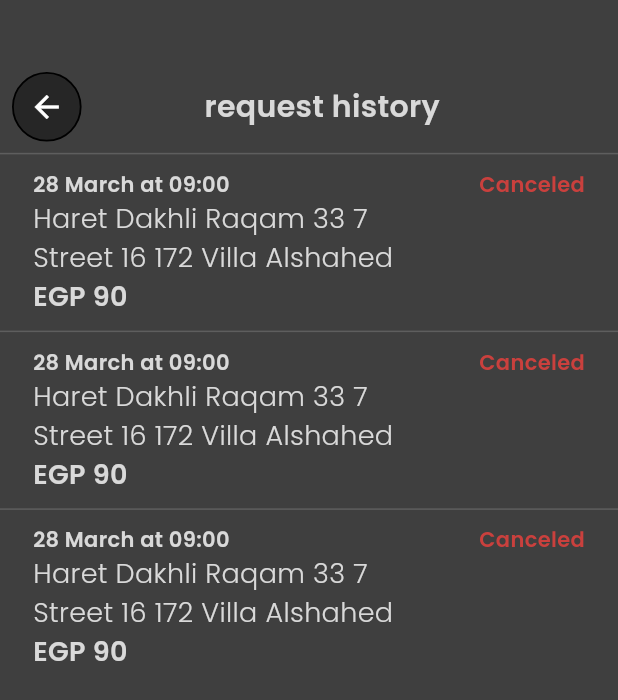
After one commit to AhmedSarg/speedy_go, a Flutter app: the ProfileScreenBody screen opened directly, after a tap on "request history", on a phone screen of 412 x 824 dp. The commit adds this screen. Shown: the top 700 px of the screen. Run offline on Flutter 3.47's test engine with Material 3 defaults, Android fonts, the phone set to English and light mode, and no system bars; our stand-ins replace animated_notch_bottom_bar, cloud_firestore, curved_navigation_bar, dartz, dio, easy_localization and 16 more; accounts and stored records are empty; statements that could not run were skipped; project files that could hold a hidden picture were left out.

Commit message:
finshing request his screen

```diff
--- a/lib/app/app.dart
+++ b/lib/app/app.dart
@@ -12,7 +12,7 @@ class MyApp extends StatelessWidget {
       supportedLocales: context.supportedLocales,
       locale: context.locale,
       debugShowCheckedModeBanner: false,
-      initialRoute: Routes.driverTripRoute,
+      initialRoute: Routes.mainLayoutRoute,
       theme: getApplicationTheme(),
       onGenerateRoute: RouteGenerator.getRoute,
     );
--- /dev/null
+++ b/lib/presentation/main_layout/view/pages/profile_page/pages/request_history/view/request_history_screen.dart
@@ -0,0 +1,11 @@
+import 'package:flutter/material.dart';
+import 'package:speedy_go/presentation/main_layout/view/pages/profile_page/pages/request_history/view/widgets/request_history_body_screen.dart';
+
+class RequestHistoryScreen extends StatelessWidget {
+  const RequestHistoryScreen({super.key});
+
+  @override
+  Widget build(BuildContext context) {
+    return const RequestHistoryBodyScreen();
+  }
+}
--- /dev/null
+++ b/lib/presentation/main_layout/view/pages/profile_page/pages/request_history/view/widgets/request_history_body_screen.dart
@@ -0,0 +1,99 @@
+import 'package:flutter/material.dart';
+import 'package:speedy_go/presentation/resources/font_manager.dart';
+
+import '../../../../../../../../resources/color_manager.dart';
+import '../../../../../../../../resources/text_styles.dart';
+import '../../../../../../../../resources/values_manager.dart';
+
+class RequestHistoryBodyScreen extends StatelessWidget {
+  const RequestHistoryBodyScreen({super.key});
+
+  @override
+  Widget build(BuildContext context) {
+    return Scaffold(
+      backgroundColor: ColorManager.darkGrey,
+
+      body:        Column(
+        children: [
+          const SizedBox(height: AppSize.s40,),
+          Row(
+            children: [
+              IconButton(
+                  onPressed: () {
+                    Navigator.pop(context);
+                  },
+                  icon: Container(
+                      padding: const EdgeInsets.all(AppPadding.p10),
+                      decoration: BoxDecoration(
+                          border: Border.all(
+                              color: ColorManager.black,
+                              width: AppSize.s1_2),
+                          shape: BoxShape.circle,
+                          color: ColorManager.black.withOpacity(.4)),
+                      child: const Icon(
+                        Icons.arrow_back,
+                        color: ColorManager.white,
+                      ))),
+              const Spacer(),
+
+              Text(
+                'request history ',
+                style: AppTextStyles.profileGeneralTextStyle(
+                    context, FontSize.f20, ColorManager.offwhite),
+              ) ,
+              const Spacer(),
+              const SizedBox(width: AppSize.s40,)
+            ],
+          ),
+           Divider(
+            color: ColorManager.offwhite_2,
+            height: AppSize.s0_5,
+          ),
+          Expanded(
+            child: ListView.separated(
+              itemBuilder: (context, index) {
+                return Container(
+                    padding: const EdgeInsets.symmetric(horizontal: AppPadding.p22),
+                    margin: const EdgeInsets.symmetric(vertical: AppMargin.m10),
+
+                  width: double.infinity,
+                  child: Column(
+                    children: [
+                      Row(
+                        mainAxisAlignment: MainAxisAlignment.spaceBetween,
+                        children: [
+                        Text('28 March at 09:00',style: AppTextStyles.profileGeneralTextStyle(context, FontSize.f14, ColorManager.offwhite)),
+                        Text('Canceled',style: AppTextStyles.profileGeneralTextStyle(context, FontSize.f14, ColorManager.red)),
+
+                      ],),
+                      Row(children: [
+                        Text('Haret Dakhli Raqam 33 7',style: AppTextStyles.requestTextStyle(context, )),
+
+                      ],),
+                      Row(children: [
+                        Text('Street 16 172 Villa Alshahed',style: AppTextStyles.requestTextStyle(context, )),
+
+                      ],),
+                      Row(children: [
+                        Text('EGP 90',style: AppTextStyles.profileGeneralTextStyle(context, FontSize.f18, ColorManager.offwhite),),
+
+                      ],),
+                    ],
+                  )
+                );
+              },
+              separatorBuilder: (BuildContext context, int index) {
+                return  Divider(
+                  color: ColorManager.offwhite_2,
+                  height: AppSize.s0_5,
+                );
+              },
+              itemCount: 3,
+            ),
+          ),
+        ],
+      ),
+
+    );
+  }
+}
--- a/lib/presentation/main_layout/view/pages/profile_page/view/widgets/profile_screen_body.dart
+++ b/lib/presentation/main_layout/view/pages/profile_page/view/widgets/profile_screen_body.dart
@@ -87,7 +87,11 @@ class ProfileScreenBody extends StatelessWidget {
                     text: 'My Trips',
                     image: SVGAssets.myTrips,
                   ),
-                  const ProfileItems(
+                   ProfileItems(
+                    onTap: () {
+                      Navigator.pushNamed(context, Routes.requestHistoryRoute);
+
+                    },
                     text: 'request history ',
                     image: SVGAssets.history,
                   ),
--- a/lib/presentation/resources/color_manager.dart
+++ b/lib/presentation/resources/color_manager.dart
@@ -9,8 +9,9 @@ class ColorManager {
   static const Color tertiary = Color(0xff012053);
   static const Color traditional = Color(0xff003E73);
   static const Color offwhite = Color(0xffD9D9D9);
+  static  Color offwhite_2 = const Color(0xffD9D9D9).withOpacity(.2);
   static const Color grey = Color(0xff3E3E3E);
-  static const Color darkGrey = Color(0xff323334);
+  static const Color darkGrey = Color(0xff3F3F3F);
   static const Color lightGrey = Color(0xff464748);
 
   static const Color lightShadeOfGrey = Color(0xff303030);
--- a/lib/presentation/resources/routes_manager.dart
+++ b/lib/presentation/resources/routes_manager.dart
@@ -1,5 +1,6 @@
 import 'package:flutter/material.dart';
 import 'package:easy_localization/easy_localization.dart';
+import 'package:speedy_go/presentation/main_layout/view/pages/profile_page/pages/request_history/view/request_history_screen.dart';
 import 'package:speedy_go/presentation/main_layout/view/pages/profile_page/pages/safty/safety.dart';
 import 'package:speedy_go/presentation/main_layout/view/pages/profile_page/pages/support/view/support_screen.dart';
 
@@ -45,6 +46,7 @@ class Routes {
   static const String driverTripRoute = "/driverTrip";
   static const String saftyRoute = "/safty";
   static const String supportRoute = "/support";
+  static const String requestHistoryRoute = "/requestHistory";
 }
 
 class RouteGenerator {
@@ -109,6 +111,8 @@ class RouteGenerator {
         return MaterialPageRoute(builder: (_) => const SafetyScreen());
       case Routes.supportRoute:
         return MaterialPageRoute(builder: (_) => const SupportScreen());
+        case Routes.requestHistoryRoute:
+      return MaterialPageRoute(builder: (_) => const RequestHistoryScreen());
 
       default:
         return unDefinedRoute();
--- a/lib/presentation/resources/text_styles.dart
+++ b/lib/presentation/resources/text_styles.dart
@@ -263,6 +263,12 @@ class AppTextStyles {
         fontFamily: AppLanguages.getPrimaryFont(context),
         color: ColorManager.lightBlue.withOpacity(.5),
         fontSize: FontSize.f14,
+      );
+  static TextStyle requestTextStyle(BuildContext context) =>
+      getLightStyle(
+        fontFamily: AppLanguages.getPrimaryFont(context),
+        color: ColorManager.offwhite,
+        fontSize: FontSize.f18,
       );
 
   static TextStyle profileItemTextStyle(BuildContext context) =>
```
